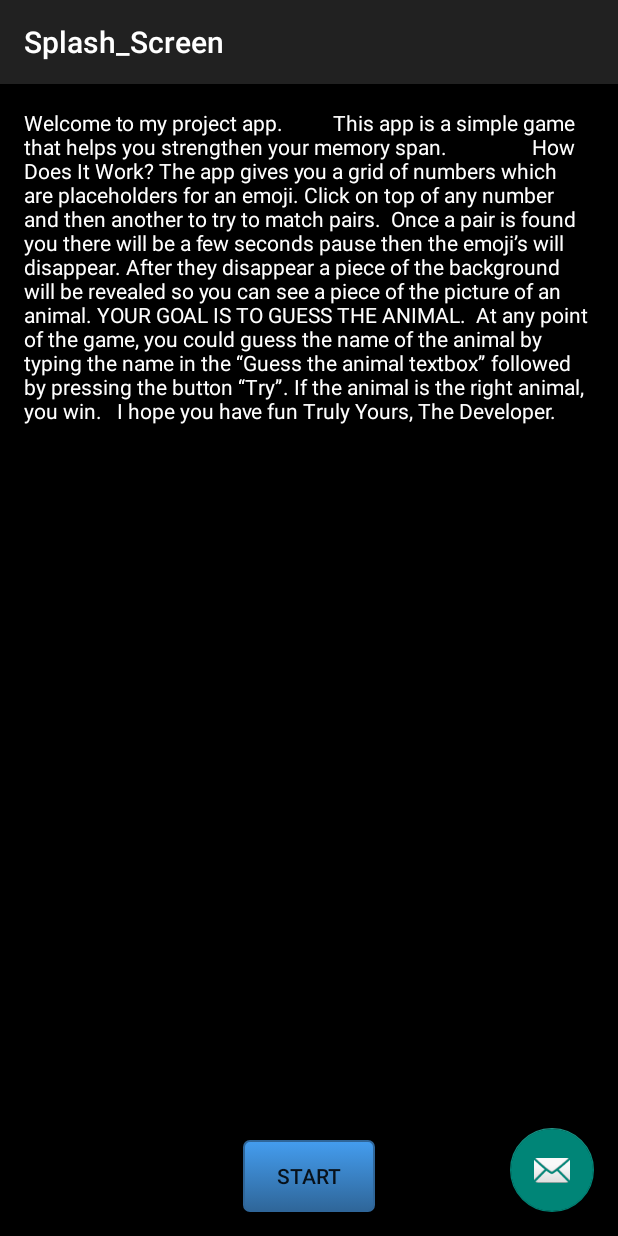
After one commit to juanluiscarpinteiro/GameDevelopment, an Android app: the Splash_Screen screen opened directly, with no data from a screen before it, on a phone screen of 412 x 824 dp. The commit adds this screen. Run offline under Robolectric (Android 15) with nearby library versions, the phone set to English and light mode, and no system bars.

Commit message:
Splash Screen started with ther description of the game

```diff
--- a/app/build.gradle
+++ b/app/build.gradle
@@ -21,5 +21,6 @@ android {
 
 dependencies {
     compile fileTree(include: ['*.jar'], dir: 'libs')
-    compile 'com.android.support:appcompat-v7:22.2.0'
+    compile 'com.android.support:appcompat-v7:24.2.1'
+    compile 'com.android.support:design:24.2.1'
 }
--- a/app/src/main/AndroidManifest.xml
+++ b/app/src/main/AndroidManifest.xml
@@ -1,24 +1,29 @@
 <?xml version="1.0" encoding="utf-8"?>
 <manifest xmlns:android="http://schemas.android.com/apk/res/android"
-    package="com.gamedevelopment.esdny.gamedevelopment" >
+    package="com.gamedevelopment.esdny.gamedevelopment">
 
     <application
         android:allowBackup="true"
         android:icon="@mipmap/ic_launcher"
         android:label="@string/app_name"
-        android:theme="@style/AppTheme" >
+        android:theme="@style/AppTheme">
         <activity
             android:name=".MainActivity"
-            android:screenOrientation="portrait"
-            android:label="@string/app_name" >
+            android:label="@string/app_name"
+            android:screenOrientation="portrait">
             <intent-filter>
                 <action android:name="android.intent.action.MAIN" />
 
                 <category android:name="android.intent.category.LAUNCHER" />
             </intent-filter>
         </activity>
-        <activity android:name=".winner" android:screenOrientation="portrait">
-        </activity>
+        <activity
+            android:name=".winner"
+            android:screenOrientation="portrait"></activity>
+        <activity
+            android:name=".Splash_Screen"
+            android:label="@string/title_activity_splash__screen"
+            android:theme="@style/AppTheme.NoActionBar"></activity>
     </application>
 
 </manifest>
--- /dev/null
+++ b/app/src/main/java/com/gamedevelopment/esdny/gamedevelopment/Splash_Screen.java
@@ -0,0 +1,29 @@
+package com.gamedevelopment.esdny.gamedevelopment;
+
+import android.os.Bundle;
+import android.support.design.widget.FloatingActionButton;
+import android.support.design.widget.Snackbar;
+import android.support.v7.app.AppCompatActivity;
+import android.support.v7.widget.Toolbar;
+import android.view.View;
+
+public class Splash_Screen extends AppCompatActivity {
+
+    @Override
+    protected void onCreate(Bundle savedInstanceState) {
+        super.onCreate(savedInstanceState);
+        setContentView(R.layout.activity_splash__screen);
+        Toolbar toolbar = (Toolbar) findViewById(R.id.toolbar);
+        setSupportActionBar(toolbar);
+
+        FloatingActionButton fab = (FloatingActionButton) findViewById(R.id.fab);
+        fab.setOnClickListener(new View.OnClickListener() {
+            @Override
+            public void onClick(View view) {
+                Snackbar.make(view, "Replace with your own action", Snackbar.LENGTH_LONG)
+                        .setAction("Action", null).show();
+            }
+        });
+    }
+
+}
--- /dev/null
+++ b/app/src/main/res/drawable/blue_button.xml
@@ -0,0 +1,37 @@
+<?xml version="1.0" encoding="utf-8"?>
+<selector xmlns:android="http://schemas.android.com/apk/res/android">
+<item android:state_pressed="true" >
+    <shape>
+        <solid
+            android:color="#449def" />
+        <stroke
+            android:width="1dp"
+            android:color="#2f6699" />
+        <corners
+            android:radius="3dp" />
+        <padding
+            android:left="10dp"
+            android:top="10dp"
+            android:right="10dp"
+            android:bottom="10dp" />
+    </shape>
+</item>
+<item>
+    <shape>
+        <gradient
+            android:startColor="#449def"
+            android:endColor="#2f6699"
+            android:angle="270" />
+        <stroke
+            android:width="1dp"
+            android:color="#2f6699" />
+        <corners
+            android:radius="4dp" />
+        <padding
+            android:left="10dp"
+            android:top="10dp"
+            android:right="10dp"
+            android:bottom="10dp" />
+    </shape>
+</item>
+</selector>
--- /dev/null
+++ b/app/src/main/res/layout/activity_splash__screen.xml
@@ -0,0 +1,34 @@
+<?xml version="1.0" encoding="utf-8"?>
+<android.support.design.widget.CoordinatorLayout xmlns:android="http://schemas.android.com/apk/res/android"
+    xmlns:app="http://schemas.android.com/apk/res-auto"
+    xmlns:tools="http://schemas.android.com/tools"
+    android:layout_width="match_parent"
+    android:layout_height="match_parent"
+    android:fitsSystemWindows="true"
+    tools:context="com.gamedevelopment.esdny.gamedevelopment.Splash_Screen">
+
+    <android.support.design.widget.AppBarLayout
+        android:layout_width="match_parent"
+        android:layout_height="wrap_content"
+        android:theme="@style/AppTheme.AppBarOverlay">
+
+        <android.support.v7.widget.Toolbar
+            android:id="@+id/toolbar"
+            android:layout_width="match_parent"
+            android:layout_height="?attr/actionBarSize"
+            android:background="?attr/colorPrimary"
+            app:popupTheme="@style/AppTheme.PopupOverlay" />
+
+    </android.support.design.widget.AppBarLayout>
+
+    <include layout="@layout/content_splash__screen" />
+
+    <android.support.design.widget.FloatingActionButton
+        android:id="@+id/fab"
+        android:layout_width="wrap_content"
+        android:layout_height="wrap_content"
+        android:layout_gravity="bottom|end"
+        android:layout_margin="@dimen/fab_margin"
+        app:srcCompat="@android:drawable/ic_dialog_email" />
+
+</android.support.design.widget.CoordinatorLayout>
--- /dev/null
+++ b/app/src/main/res/layout/content_splash__screen.xml
@@ -0,0 +1,55 @@
+<?xml version="1.0" encoding="utf-8"?>
+<RelativeLayout xmlns:android="http://schemas.android.com/apk/res/android"
+    xmlns:app="http://schemas.android.com/apk/res-auto"
+    xmlns:tools="http://schemas.android.com/tools"
+    android:id="@+id/content_splash__screen"
+    android:background="@android:color/background_dark"
+    android:layout_width="match_parent"
+    android:layout_height="match_parent"
+    android:paddingBottom="@dimen/activity_vertical_margin"
+    android:paddingLeft="@dimen/activity_horizontal_margin"
+    android:paddingRight="@dimen/activity_horizontal_margin"
+    android:paddingTop="@dimen/activity_vertical_margin"
+    app:layout_behavior="@string/appbar_scrolling_view_behavior"
+    tools:context="com.gamedevelopment.esdny.gamedevelopment.Splash_Screen"
+    tools:showIn="@layout/activity_splash__screen">
+
+    <TextView
+        android:layout_width="match_parent"
+        android:layout_height="wrap_content"
+        android:id="@+id/textView2"
+        android:text="Welcome to my project app.
+         This app is a simple game that helps you strengthen your memory span.
+                How Does It Work?
+The app gives you a grid of numbers which are placeholders for an emoji. Click on top of any number and then another to try to match pairs.
+
+Once a pair is found you there will be a few seconds pause then the emoji’s will disappear. After they disappear a piece of the background will be revealed so you can see a piece of the picture of an animal. YOUR GOAL IS TO GUESS THE ANIMAL.
+
+At any point of the game, you could guess the name of the animal by typing the name in the “Guess the animal textbox” followed by pressing the button “Try”. If the animal is the right animal, you win.
+
+
+I hope you have fun
+Truly Yours,
+The Developer.
+"
+        android:textAlignment="center"
+        android:textColor="@android:color/background_light" />
+
+    <Button
+        android:text="Start"
+        android:layout_width="wrap_content"
+        android:layout_height="wrap_content"
+        android:id="@+id/button"
+        android:background="@drawable/blue_button"
+        android:layout_alignParentBottom="true"
+        android:layout_centerHorizontal="true"
+        tools:ignore="HardcodedText" />
+
+    <TextView
+        android:text="Are You Ready?"
+        android:layout_width="wrap_content"
+        android:layout_height="wrap_content"
+        android:layout_below="@+id/textView2"
+        android:layout_centerHorizontal="true"
+        android:id="@+id/textView3" />
+</RelativeLayout>
--- /dev/null
+++ b/app/src/main/res/values-v21/styles.xml
@@ -0,0 +1,9 @@
+<resources>
+
+    <style name="AppTheme.NoActionBar">
+        <item name="windowActionBar">false</item>
+        <item name="windowNoTitle">true</item>
+        <item name="android:windowDrawsSystemBarBackgrounds">true</item>
+        <item name="android:statusBarColor">@android:color/transparent</item>
+    </style>
+</resources>
--- a/app/src/main/res/values/dimens.xml
+++ b/app/src/main/res/values/dimens.xml
@@ -2,4 +2,5 @@
     <!-- Default screen margins, per the Android Design guidelines. -->
     <dimen name="activity_horizontal_margin">16dp</dimen>
     <dimen name="activity_vertical_margin">16dp</dimen>
+    <dimen name="fab_margin">16dp</dimen>
 </resources>
--- a/app/src/main/res/values/strings.xml
+++ b/app/src/main/res/values/strings.xml
@@ -3,4 +3,5 @@
 
     <string name="hello_world">Hello world!</string>
     <string name="action_settings">Settings</string>
+    <string name="title_activity_splash__screen">Splash_Screen</string>
 </resources>
--- a/app/src/main/res/values/styles.xml
+++ b/app/src/main/res/values/styles.xml
@@ -5,4 +5,13 @@
         <!-- Customize your theme here. -->
     </style>
 
+    <style name="AppTheme.NoActionBar">
+        <item name="windowActionBar">false</item>
+        <item name="windowNoTitle">true</item>
+    </style>
+
+    <style name="AppTheme.AppBarOverlay" parent="ThemeOverlay.AppCompat.Dark.ActionBar" />
+
+    <style name="AppTheme.PopupOverlay" parent="ThemeOverlay.AppCompat.Light" />
+
 </resources>
```
Also changed, not shown: 1 other file.
